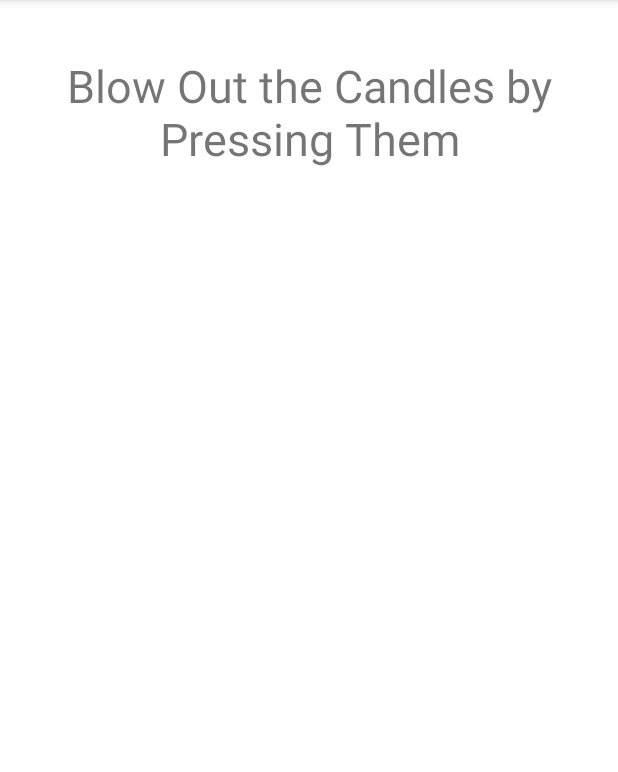
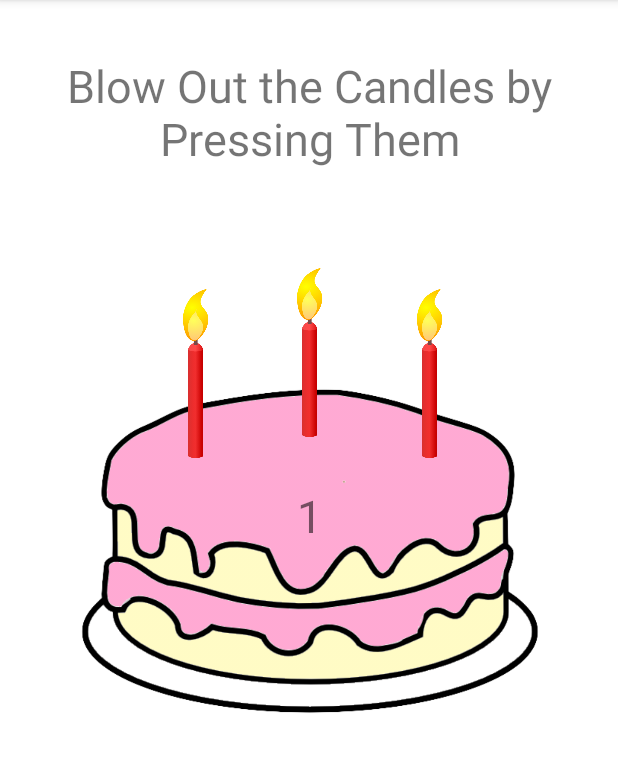
Before and after one commit to victorialei21/Birthday, an Android app: the CandlesActivity screen opened directly, with no data from a screen before it, on a phone screen of 412 x 824 dp, the part 84-856 px from its top. Run offline under Robolectric (Android 15) with nearby library versions, the phone set to English and light mode, and no system bars.

Commit message:
cake and candle stuff

```diff
--- a/app/src/main/java/com/example/birthday/CandlesActivity.kt
+++ b/app/src/main/java/com/example/birthday/CandlesActivity.kt
@@ -2,11 +2,31 @@ package com.example.birthday
 
 import androidx.appcompat.app.AppCompatActivity
 import android.os.Bundle
+import android.widget.ImageView
+import android.widget.TextView
 
 class CandlesActivity : AppCompatActivity() {
+    var age = 1
+    lateinit var cake : ImageView
+    lateinit var ageText : TextView
+    lateinit var candle1 : ImageView
+    lateinit var candle2 : ImageView
+    lateinit var candle3 : ImageView
+
     override fun onCreate(savedInstanceState: Bundle?) {
         super.onCreate(savedInstanceState)
         setContentView(R.layout.activity_candles)
+        val bundle : Bundle? = intent.extras
+
+        age = intent.getIntExtra("Age", 1)
+        cake = findViewById(R.id.cakeImage)
+        ageText = findViewById(R.id.ageText)
+        candle1 = findViewById(R.id.candle1)
+        candle2 = findViewById(R.id.candle2)
+        candle3 = findViewById(R.id.candle3)
+
+        ageText.text = age.toString()
+
     }//onCreate
 
 }//CandlesActivity
--- a/app/src/main/java/com/example/birthday/MainActivity.kt
+++ b/app/src/main/java/com/example/birthday/MainActivity.kt
@@ -53,6 +53,7 @@ class MainActivity : AppCompatActivity() {
             R.id.candlesButton -> intent = Intent(this, CandlesActivity::class.java)
             R.id.giftButton -> intent = Intent(this, GiftActivity::class.java)
         }
+        intent.putExtra("Age", age)
         startActivity(intent)
     }//showGame
 
--- a/app/src/main/res/layout/activity_candles.xml
+++ b/app/src/main/res/layout/activity_candles.xml
@@ -18,4 +18,65 @@
         app:layout_constraintHorizontal_bias="0.5"
         app:layout_constraintStart_toStartOf="parent"
         app:layout_constraintTop_toTopOf="parent" />
+
+    <ImageView
+        android:id="@+id/cakeImage"
+        android:layout_width="416dp"
+        android:layout_height="412dp"
+        android:layout_marginTop="41dp"
+        app:layout_constraintEnd_toEndOf="parent"
+        app:layout_constraintHorizontal_bias="0.5"
+        app:layout_constraintStart_toStartOf="parent"
+        app:layout_constraintTop_toBottomOf="@+id/textView3"
+        app:srcCompat="@drawable/cake" />
+
+    <TextView
+        android:id="@+id/ageText"
+        android:layout_width="wrap_content"
+        android:layout_height="wrap_content"
+        android:layout_marginTop="323dp"
+        android:gravity="center"
+        android:text="1"
+        android:textSize="30dp"
+        app:layout_constraintEnd_toEndOf="parent"
+        app:layout_constraintHorizontal_bias="0.5"
+        app:layout_constraintStart_toStartOf="parent"
+        app:layout_constraintTop_toTopOf="parent" />
+
+    <ImageView
+        android:id="@+id/candle1"
+        android:layout_width="48dp"
+        android:layout_height="124dp"
+        android:layout_marginStart="105dp"
+        android:layout_marginTop="186dp"
+        android:layout_marginEnd="258dp"
+        app:layout_constraintEnd_toEndOf="parent"
+        app:layout_constraintStart_toStartOf="parent"
+        app:layout_constraintTop_toTopOf="parent"
+        app:srcCompat="@drawable/candle" />
+
+    <ImageView
+        android:id="@+id/candle2"
+        android:layout_width="48dp"
+        android:layout_height="124dp"
+        android:layout_marginStart="181dp"
+        android:layout_marginTop="172dp"
+        android:layout_marginEnd="182dp"
+        app:layout_constraintEnd_toEndOf="parent"
+        app:layout_constraintStart_toStartOf="parent"
+        app:layout_constraintTop_toTopOf="parent"
+        app:srcCompat="@drawable/candle" />
+
+    <ImageView
+        android:id="@+id/candle3"
+        android:layout_width="48dp"
+        android:layout_height="124dp"
+        android:layout_marginStart="261dp"
+        android:layout_marginTop="186dp"
+        android:layout_marginEnd="102dp"
+        app:layout_constraintEnd_toEndOf="parent"
+        app:layout_constraintStart_toStartOf="parent"
+        app:layout_constraintTop_toTopOf="parent"
+        app:srcCompat="@drawable/candle" />
+
 </androidx.constraintlayout.widget.ConstraintLayout>
```
Also changed, not shown: app/src/main/res/drawable/cake.png (added), app/src/main/res/drawable/candle.png (added).
